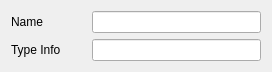
The window that view/ui/nodeProperty.ui (chen1180/CurveEditor_pythonOCC) describes before a commit, drawn with Qt 5.
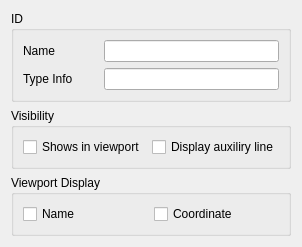
The same window after the commit.

Patch:
```diff
--- a/view/ui/nodeProperty.ui
+++ b/view/ui/nodeProperty.ui
@@ -6,17 +6,21 @@
    <rect>
     <x>0</x>
     <y>0</y>
-    <width>272</width>
-    <height>70</height>
+    <width>288</width>
+    <height>246</height>
    </rect>
   </property>
   <property name="windowTitle">
    <string>Form</string>
   </property>
-  <layout class="QVBoxLayout" name="verticalLayout">
-   <item>
-    <layout class="QHBoxLayout" name="horizontalLayout">
-     <item>
+  <layout class="QGridLayout" name="gridLayout">
+   <item row="0" column="0">
+    <widget class="QGroupBox" name="groupBox_2">
+     <property name="title">
+      <string>ID</string>
+     </property>
+     <layout class="QFormLayout" name="formLayout_2">
+      <item row="0" column="0">
       <widget class="QLabel" name="label">
        <property name="enabled">
         <bool>true</bool>
@@ -32,14 +36,10 @@
        </property>
       </widget>
      </item>
-     <item>
+      <item row="0" column="1">
       <widget class="QLineEdit" name="uiName"/>
      </item>
-    </layout>
-   </item>
-   <item>
-    <layout class="QHBoxLayout" name="horizontalLayout_2">
-     <item>
+      <item row="1" column="0">
       <widget class="QLabel" name="label_2">
        <property name="minimumSize">
         <size>
@@ -52,7 +52,7 @@
        </property>
       </widget>
      </item>
-     <item>
+      <item row="1" column="1">
       <widget class="QLineEdit" name="uiTypeInfo">
        <property name="readOnly">
         <bool>true</bool>
@@ -60,6 +60,53 @@
       </widget>
      </item>
     </layout>
+    </widget>
+   </item>
+   <item row="1" column="0">
+    <widget class="QGroupBox" name="groupBox">
+     <property name="title">
+      <string>Visibility</string>
+     </property>
+     <layout class="QHBoxLayout" name="horizontalLayout">
+      <item>
+       <widget class="QCheckBox" name="uiViewport">
+        <property name="text">
+         <string>Shows in viewport</string>
+        </property>
+       </widget>
+      </item>
+      <item>
+       <widget class="QCheckBox" name="uiSelectable">
+        <property name="text">
+         <string>Display auxiliry line</string>
+        </property>
+       </widget>
+      </item>
+     </layout>
+    </widget>
+   </item>
+   <item row="2" column="0">
+    <widget class="QGroupBox" name="groupBox_3">
+     <property name="title">
+      <string>Viewport Display</string>
+     </property>
+     <layout class="QHBoxLayout" name="horizontalLayout_2">
+      <item>
+       <widget class="QCheckBox" name="uiViewportName">
+        <property name="text">
+         <string>Name</string>
+        </property>
+       </widget>
+      </item>
+      <item>
+       <widget class="QCheckBox" name="uiViewportCoordinate">
+        <property name="text">
+         <string>Coordinate</string>
+        </property>
+       </widget>
+      </item>
+     </layout>
+    </widget>
    </item>
   </layout>
  </widget>
```
Lines whose indentation alone changed are shown as unchanged.
